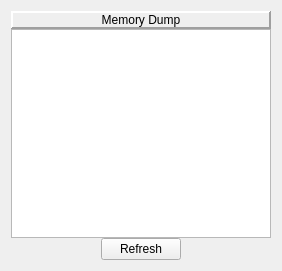
Qt form memorydumppane.ui (WarlockD/pep8-1) before a commit.
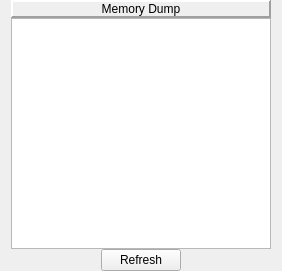
The same form after that commit.

Commit message:
Fixed a bug in the resource file that caused the project to not compile. Tweaked the memory dump pane. Getting the following uic error, but the project still compiles:
/Developer/Tools/Qt/uic memorytracepane.ui -o ui_memorytracepane.h
/Developer/Tools/Qt/uic memorydumppane.ui -o ui_memorydumppane.h
'' isn't a valid widget
/Developer/Tools/Qt/uic inputpane.ui -o ui_inputpane.h
/Developer/Tools/Qt/uic outputpane.ui -o ui_outputpane.h

Searched the XML in memorydumppane.ui but all seemed OK.

```diff
--- a/memorydumppane.ui
+++ b/memorydumppane.ui
@@ -14,6 +14,12 @@
    <string>Form</string>
   </property>
   <layout class="QVBoxLayout" name="verticalLayout">
+   <property name="topMargin">
+    <number>0</number>
+   </property>
+   <property name="bottomMargin">
+    <number>0</number>
+   </property>
    <item>
     <layout class="QVBoxLayout">
      <property name="spacing">
```
The commit also changes 1 other file.
